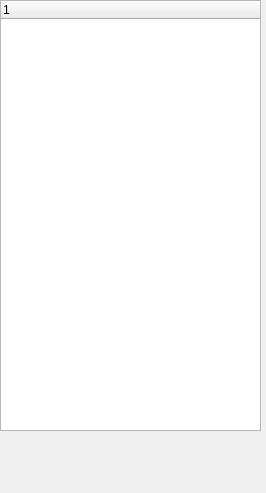
Before: the Qt Designer form home/MyLeftBar.ui in jingjing1989/YouYoQt, drawn with Qt 5.
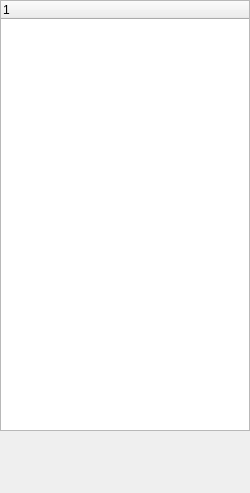
After: the same form once the commit is applied.

```diff
--- a/home/MyLeftBar.ui
+++ b/home/MyLeftBar.ui
@@ -6,7 +6,7 @@
    <rect>
     <x>0</x>
     <y>0</y>
-    <width>266</width>
+    <width>250</width>
     <height>493</height>
    </rect>
   </property>
@@ -21,7 +21,7 @@
     <rect>
      <x>0</x>
      <y>0</y>
-     <width>261</width>
+     <width>250</width>
      <height>431</height>
     </rect>
    </property>
```
